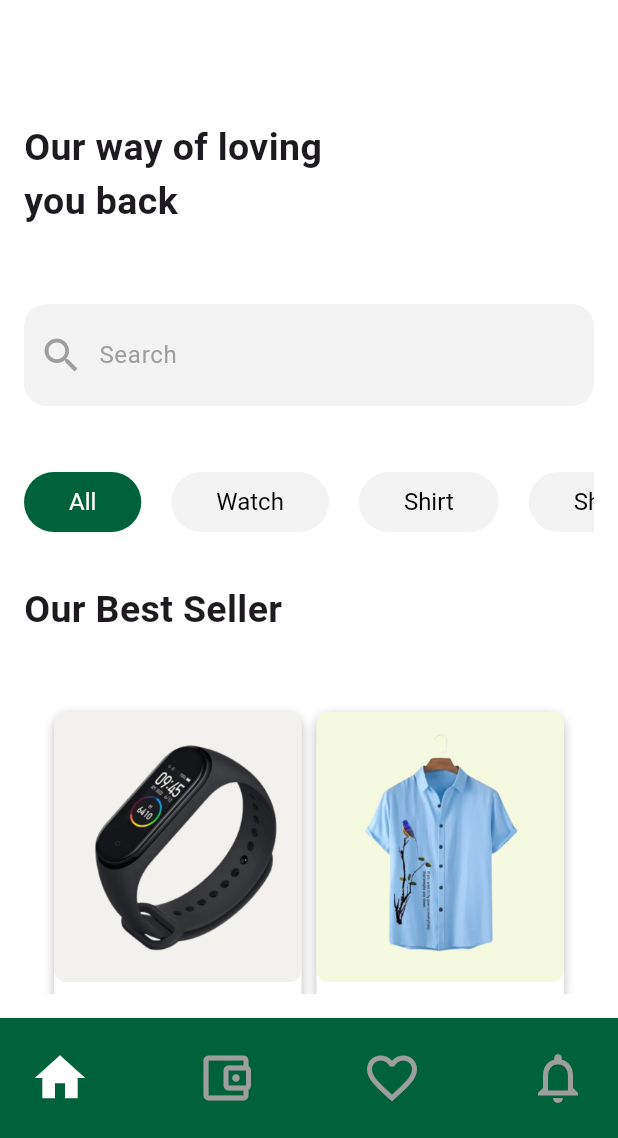
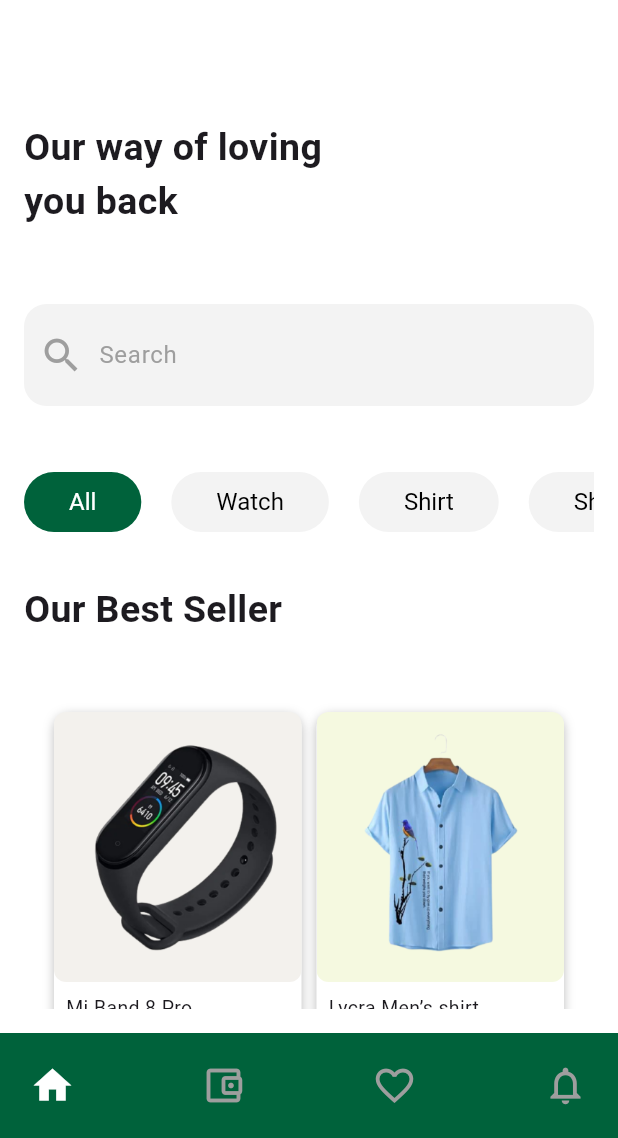
Before and after one commit to DitRadit/StudyGroup-MP-Motionlab, a Flutter app: the screen it shows after launch, on a phone screen of 412 x 824 dp, the part 98-1236 px from its top. Run offline on Flutter 3.47's test engine with Material 3 defaults, Android fonts, the phone set to English and light mode, and no system bars.

Commit message:
update home page

```diff
--- a/lib/main.dart
+++ b/lib/main.dart
@@ -391,7 +391,7 @@ class HomePage extends StatelessWidget {
                                                           .spaceBetween,
                                                   children: [
                                                     Text(
-                                                      'Headphone',
+                                                      'Siberia 800',
                                                       style: TextStyle(
                                                         fontSize: 13,
                                                       ),
@@ -405,7 +405,7 @@ class HomePage extends StatelessWidget {
                                                           .spaceAround,
                                                   children: [
                                                     Text(
-                                                      '\$12.00',
+                                                      '\$45.00',
                                                       style: TextStyle(
                                                         fontSize: 16,
                                                         color: Colors.green,
@@ -460,7 +460,7 @@ class HomePage extends StatelessWidget {
                                                           .spaceBetween,
                                                   children: [
                                                     Text(
-                                                      'Shoes',
+                                                      'Strawberry Frappuccino',
                                                       style: TextStyle(
                                                         fontSize: 13,
                                                       ),
@@ -474,7 +474,7 @@ class HomePage extends StatelessWidget {
                                                           .spaceAround,
                                                   children: [
                                                     Text(
-                                                      '\$12.00',
+                                                      '\$35.00',
                                                       style: TextStyle(
                                                         fontSize: 16,
                                                         color: Colors.green,
@@ -516,22 +516,22 @@ class HomePage extends StatelessWidget {
             children: [
               Icon(
                 Icons.home,
-                size: 40,
+                size: 30,
                 color: Colors.white,
               ),
               Icon(
                 Icons.account_balance_wallet_outlined,
-                size: 40,
+                size: 30,
                 color: Colors.grey,
               ),
               Icon(
                 Icons.favorite_outline,
-                size: 40,
+                size: 30,
                 color: Colors.grey,
               ),
               Icon(
                 Icons.notifications_none_outlined,
-                size: 40,
+                size: 30,
                 color: Colors.grey,
               ),
             ],
```
